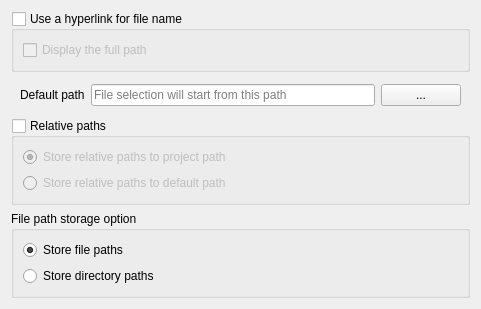
The window that src/ui/editorwidgets/qgsfilenameconfigdlg.ui (qgis/QGIS) describes before a commit, drawn with Qt 5.
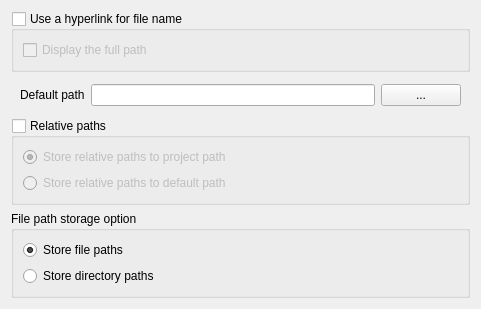
The same window after the commit.

Commit message: Fix FileName widget editor configuration

The edit to the form file:
```diff
--- a/src/ui/editorwidgets/qgsfilenameconfigdlg.ui
+++ b/src/ui/editorwidgets/qgsfilenameconfigdlg.ui
@@ -91,7 +91,7 @@
         <bool>false</bool>
        </property>
        <property name="placeholderText">
-        <string>File selection will start from this path</string>
+        <string/>
        </property>
       </widget>
      </item>
```
The commit also changes 1 other file.
